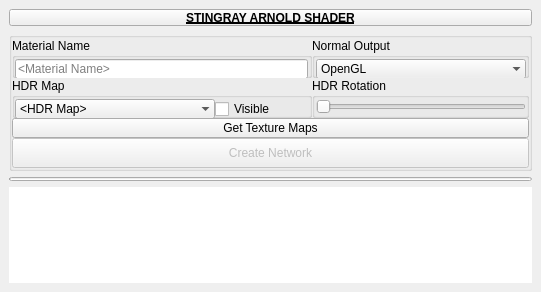
The window that mayatk/shadertk/stingray_arnold_shader.ui (m3trik/mayatk) describes before a commit, drawn with Qt 5.
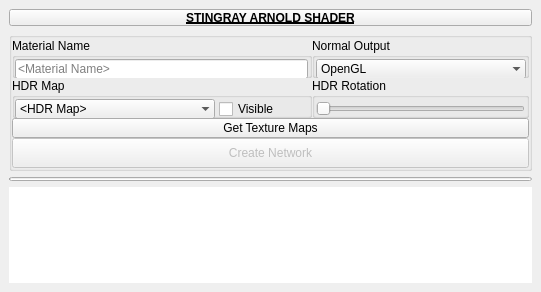
The same window after the commit. Custom widgets are drawn as their Qt base class.

```diff
--- a/mayatk/shadertk/stingray_arnold_shader.ui
+++ b/mayatk/shadertk/stingray_arnold_shader.ui
@@ -99,15 +99,6 @@
          </property>
          <item>
           <layout class="QGridLayout" name="gridLayout_2">
-           <property name="leftMargin">
-            <number>0</number>
-           </property>
-           <property name="rightMargin">
-            <number>0</number>
-           </property>
-           <property name="horizontalSpacing">
-            <number>0</number>
-           </property>
            <item row="1" column="3">
             <widget class="QGroupBox" name="groupBox_1">
              <property name="minimumSize">
@@ -368,6 +359,22 @@
                 </item>
                </widget>
               </item>
+              <item>
+               <spacer name="horizontalSpacer">
+                <property name="orientation">
+                 <enum>Qt::Horizontal</enum>
+                </property>
+                <property name="sizeType">
+                 <enum>QSizePolicy::Fixed</enum>
+                </property>
+                <property name="sizeHint" stdset="0">
+                 <size>
+                  <width>4</width>
+                  <height>20</height>
+                 </size>
+                </property>
+               </spacer>
+              </item>
               <item>
                <widget class="QCheckBox" name="chk000">
                 <property name="minimumSize">
@@ -416,6 +423,18 @@
               </property>
               <item>
                <widget class="QSlider" name="slider000">
+                <property name="minimumSize">
+                 <size>
+                  <width>0</width>
+                  <height>20</height>
+                 </size>
+                </property>
+                <property name="maximumSize">
+                 <size>
+                  <width>16777215</width>
+                  <height>20</height>
+                 </size>
+                </property>
                 <property name="minimum">
                  <number>1</number>
                 </property>
@@ -427,6 +446,22 @@
                 </property>
                </widget>
               </item>
+              <item>
+               <spacer name="horizontalSpacer_2">
+                <property name="orientation">
+                 <enum>Qt::Horizontal</enum>
+                </property>
+                <property name="sizeType">
+                 <enum>QSizePolicy::Fixed</enum>
+                </property>
+                <property name="sizeHint" stdset="0">
+                 <size>
+                  <width>1</width>
+                  <height>20</height>
+                 </size>
+                </property>
+               </spacer>
+              </item>
              </layout>
             </widget>
            </item>
```
Left out of the diff: 13 changed lines with no effect on the pictures.
